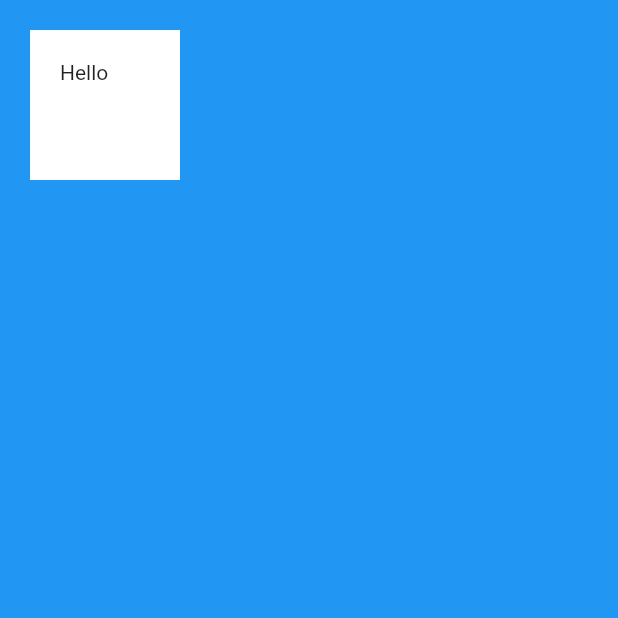
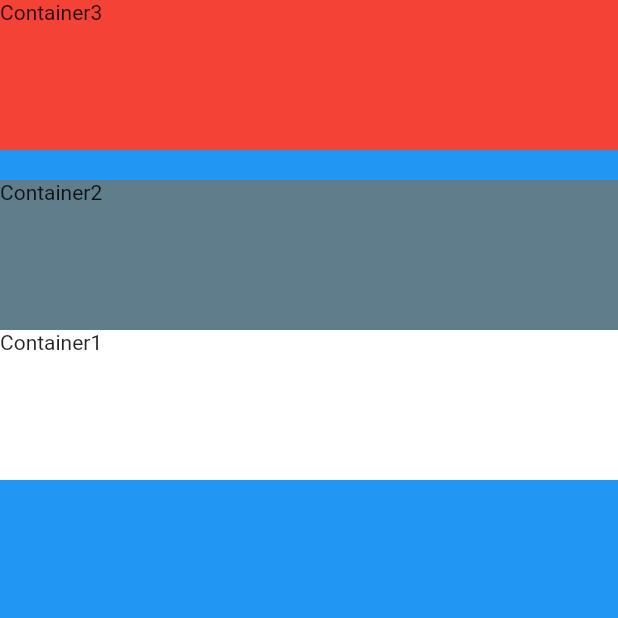
Before and after one commit to zzjjaayy/Flutter_personal_card, a Flutter app: the screen it shows after launch, on a phone screen of 412 x 824 dp, the top half of it. Run offline on Flutter 3.47's test engine with Material 2 defaults, Android fonts, the phone set to English and light mode, and no system bars.

Commit message:
Columns and Rows

```diff
--- a/lib/main.dart
+++ b/lib/main.dart
@@ -6,11 +6,9 @@ void main() {
   runApp(MyApp());
 }
 
-// Containers
-// They are very similar to "div" in web development
-// Containers with no children try to take all the space available,
-// once children are added, the container sizes itself to its children
-// REMEMBER : "Container" is a single-child widget {can only have one child}
+// A Column Widget {Multi Child Layout}
+// Aligns all its children vertically
+//
 class MyApp extends StatelessWidget {
   @override
   Widget build(BuildContext context) {
@@ -18,26 +16,58 @@ class MyApp extends StatelessWidget {
       home: Scaffold(
         backgroundColor: Colors.blue,
         body: SafeArea(
-          child: Container(
-            height: 100.0, // height and width just like html and css
-            width: 100.0, // the value is pixels by default
-            margin: EdgeInsets.all(20.0),
-            // EdgeInsets.all gives equal margin on all sides
+          child: Column(
+            verticalDirection: VerticalDirection.up,
+            // the above property changes the direction from the which the
+            // children are starting to align. Possible values are "up" and "down"
 
-            // margin: EdgeInsets.symmetric(vertical: 50.0, horizontal: 10.0),
-            // the above line gives different margin for top/bottom and right/left
+            mainAxisSize: MainAxisSize.min,
+            // this will shrink the main axis {vertical in case of columns} to
+            // min unlike previously where the column took all of the
+            // horizontal space.
 
-            // margin: EdgeInsets.fromLTRB(left, top, right, bottom),
-            // the above lines gives different margins on all sides
+            mainAxisAlignment: MainAxisAlignment.end,
+            // this determines the position of the children in the column
+            // i.e start, end, center, etc.
+            // the other values are spaceAround, spaceBetween and spaceEvenly
+            // which are very similar to flexBox in css.
+            // NOTE : mainAxis will change when it is column or row.
 
-            // margin: EdgeInsets.only(left: 30.0),
-            // this gives margin at only one side that is specified
-
-            padding: EdgeInsets.all(20.0),
-            // all the rules of EdgeInsets works same with padding and margin
-            // NOTE : padding and margin are just like as in web development
-            color: Colors.white,
-            child: Text("Hello"),
+            crossAxisAlignment: CrossAxisAlignment.stretch,
+            // crossAxis is the non-primary axis, horizontal in case of Column
+            // "stretch" value makes the children all the available space in
+            // the container wrt to this axis
+            children: [
+              Container(
+                height: 100.0,
+                width: 100.0,
+                color: Colors.white,
+                child: Text("Container1"),
+              ),
+              Container(
+                height: 100.0,
+                width: 100.0,
+                color: Colors.blueGrey,
+                child: Text("Container2"),
+              ),
+              SizedBox(
+                height: 20.0,
+                // a sized box is used to make space between the column items
+              ),
+              Container(
+                height: 100.0,
+                width: 100.0,
+                color: Colors.red,
+                child: Text("Container3"),
+              ),
+              Container(
+                width: double.infinity,
+                // this sets the width of the container to "infinity"
+                // this container is to increase the width of the column
+                // and then the rest of the containers will appear in the
+                // center of the screen
+              ),
+            ],
           ),
         ),
       ),
@@ -45,7 +75,9 @@ class MyApp extends StatelessWidget {
   }
 }
 
-// SafeArea
-// This widget keeps all its content inside the bounds of the device so
-// it is fully visible to the use. Earlier the widgets would overflow
-// through components like notch, curved edges, etc.
+// Row :
+// All the properties talked about in the above section for columns apply to Rows
+// just with the difference of direction
+// main axis will become horizontal instead of vertical
+// cross axis will be vertical
+// width and height will have different implications in elements like SizedBox
```
